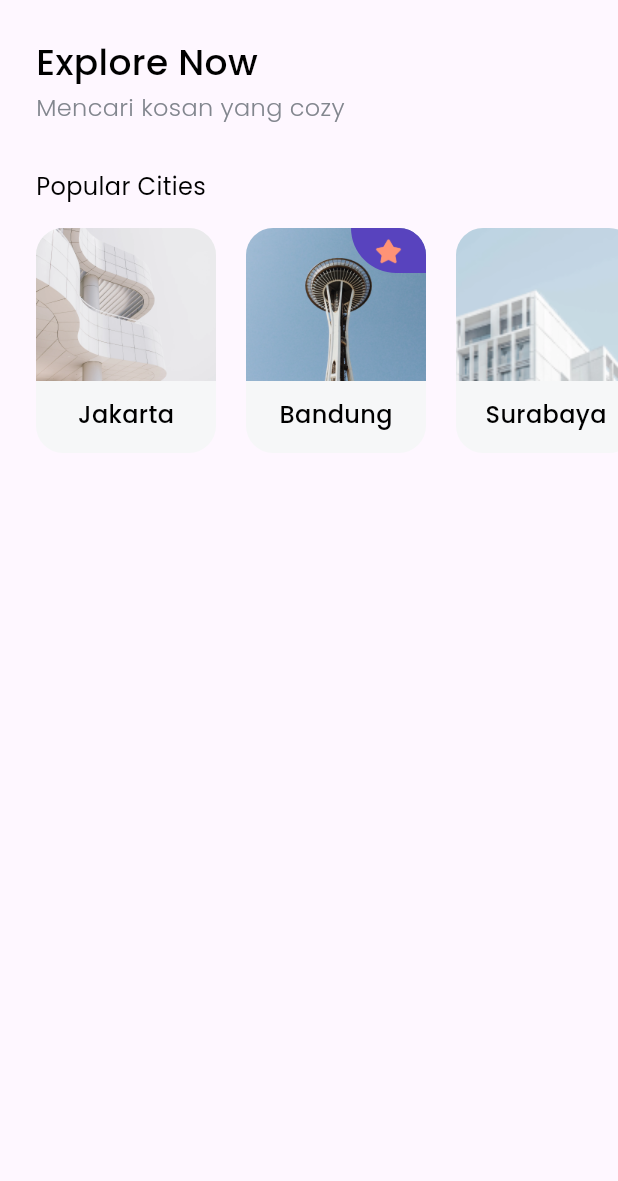
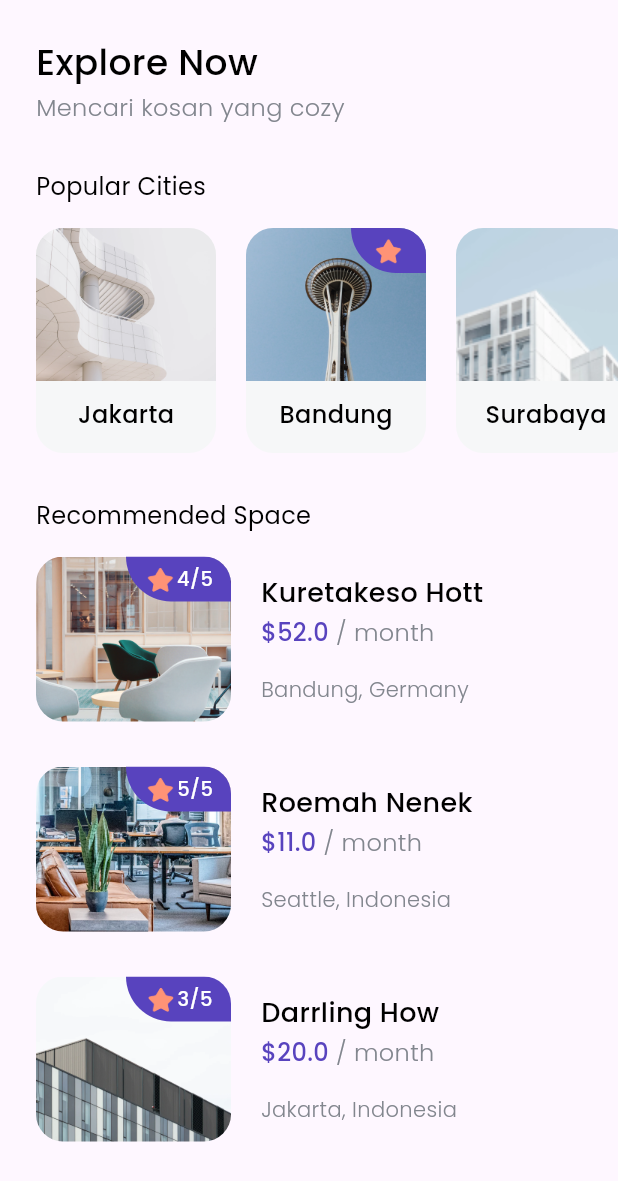
Before and after one commit to prasetyodidi/flutter-find-house-app, a Flutter app: the HomePage screen opened directly, on a phone screen of 412 x 824 dp. Shown: the top 1181 px of the screen. Run offline on Flutter 3.47's test engine with Material 3 defaults, Android fonts, the phone set to English and light mode, and no system bars; our stand-ins replace google_fonts.

Commit message:
feat: home page space

```diff
--- /dev/null
+++ b/lib/models/space.dart
@@ -0,0 +1,19 @@
+class Space {
+  final int id;
+  final String name;
+  final String imageUrl;
+  final double price;
+  final String city;
+  final String country;
+  final int rating;
+
+  Space({
+    required this.id,
+    required this.name,
+    required this.imageUrl,
+    required this.price,
+    required this.city,
+    required this.country,
+    required this.rating,
+  });
+}
--- a/lib/pages/home_page.dart
+++ b/lib/pages/home_page.dart
@@ -1,13 +1,17 @@
 import 'package:bwa_cozy/models/city.dart';
+import 'package:bwa_cozy/models/space.dart';
 import 'package:bwa_cozy/theme.dart';
 import 'package:bwa_cozy/widgets/city_card.dart';
+import 'package:bwa_cozy/widgets/space_card.dart';
 import 'package:flutter/material.dart';
+import 'package:flutter/widgets.dart';
 
 class HomePage extends StatelessWidget {
   @override
   Widget build(BuildContext context) {
     return Scaffold(
       body: SafeArea(
+          bottom: false,
           child: Padding(
               padding: EdgeInsets.symmetric(
                 vertical: edge,
@@ -34,26 +38,63 @@
                   Container(
                       height: 150,
                       child:
-                          ListView(
-                            scrollDirection: Axis.horizontal,
-                            children: [
-                              SizedBox(width: 24),
-                              CityCard(
-                                City(1, 'Jakarta', 'assets/city1.png', false)
-                              ),
-                              SizedBox(width: 20),
-                              CityCard(
-                                City(2, 'Bandung', 'assets/city2.png', true)
-                              ),
-                              SizedBox(width: 20),
-                              CityCard(
-                                City(3, 'Surabaya', 'assets/city3.png', false)
-                              ),
-                              SizedBox(width: 24),
-                            ]
-                      )
-                      ),
+                          ListView(scrollDirection: Axis.horizontal, children: [
+                        SizedBox(width: 24),
+                        CityCard(City(1, 'Jakarta', 'assets/city1.png', false)),
+                        SizedBox(width: 20),
+                        CityCard(City(2, 'Bandung', 'assets/city2.png', true)),
+                        SizedBox(width: 20),
+                        CityCard(
+                            City(3, 'Surabaya', 'assets/city3.png', false)),
+                        SizedBox(width: 24),
+                      ])),
                   // NOTE: RECOMMENDED SPACES
+                  SizedBox(height: 30),
+                  Padding(
+                    padding: EdgeInsets.only(left: edge),
+                    child: Text(
+                      'Recommended Space',
+                      style: regularTextStyle.copyWith(fontSize: 16),
+                    ),
+                  ),
+                  SizedBox(height: 16),
+                  Padding(
+                    padding: EdgeInsets.symmetric(horizontal: edge),
+                    child: Column(
+                      children: [
+                        SpaceCard(Space(
+                          id: 1,
+                          name: 'Kuretakeso Hott',
+                          imageUrl: 'assets/space1.png',
+                          price: 52,
+                          city: 'Bandung',
+                          country: 'Germany',
+                          rating: 4,
+                        )),
+                        SizedBox(height: 30),
+                        SpaceCard(Space(
+                          id: 2,
+                          name: 'Roemah Nenek',
+                          imageUrl: 'assets/space2.png',
+                          price: 11,
+                          city: 'Seattle',
+                          country: 'Indonesia',
+                          rating: 5,
+                        )),
+                        SizedBox(height: 30),
+                        SpaceCard(Space(
+                          id: 3,
+                          name: 'Darrling How',
+                          imageUrl: 'assets/space3.png',
+                          price: 20,
+                          city: 'Jakarta',
+                          country: 'Indonesia',
+                          rating: 3,
+                        )),
+                        SizedBox(height: 30),
+                      ],
+                    ),
+                  )
                 ],
               ))),
     );
--- /dev/null
+++ b/lib/widgets/space_card.dart
@@ -0,0 +1,76 @@
+import 'package:bwa_cozy/models/space.dart';
+import 'package:bwa_cozy/theme.dart';
+import 'package:flutter/material.dart';
+import 'package:flutter/widgets.dart';
+
+class SpaceCard extends StatelessWidget {
+  final Space space;
+
+  SpaceCard(this.space);
+
+  @override
+  Widget build(BuildContext context) {
+    return Row(
+      children: [
+        ClipRRect(
+          borderRadius: BorderRadius.circular(18),
+          child: Container(
+            width: 130,
+            height: 110,
+            child: Stack(
+              children: [
+                Image.asset(space.imageUrl),
+                Align(
+                    alignment: Alignment.topRight,
+                    child: Container(
+                      width: 70,
+                      height: 30,
+                      decoration: BoxDecoration(
+                          color: purpleColor,
+                          borderRadius: BorderRadius.only(
+                              bottomLeft: Radius.circular(36))),
+                      child: Row(
+                        mainAxisAlignment: MainAxisAlignment.center,
+                        crossAxisAlignment: CrossAxisAlignment.center,
+                        children: [
+                          Image.asset('assets/Icon_star_solid.png',
+                              width: 22, height: 22),
+                          Text(
+                            '${space.rating}/5',
+                            style: whiteTextStyle.copyWith(fontSize: 13),
+                          )
+                        ],
+                      ),
+                    ))
+              ],
+            ),
+          ),
+        ),
+        SizedBox(width: 20),
+        Column(
+          crossAxisAlignment: CrossAxisAlignment.start,
+          children: [
+            Text(
+              space.name,
+              style: blackTextStyle.copyWith(fontSize: 18),
+            ),
+            SizedBox(height: 2),
+            Text.rich(TextSpan(
+                text: '\$${space.price}',
+                style: purpleTextStyle.copyWith(fontSize: 16),
+                children: [
+                  TextSpan(
+                      text: ' / month',
+                      style: greyTextStyle.copyWith(fontSize: 16))
+                ])),
+            SizedBox(height: 16),
+            Text(
+              '${space.city}, ${space.country}',
+              style: greyTextStyle,
+            )
+          ],
+        )
+      ],
+    );
+  }
+}
```
